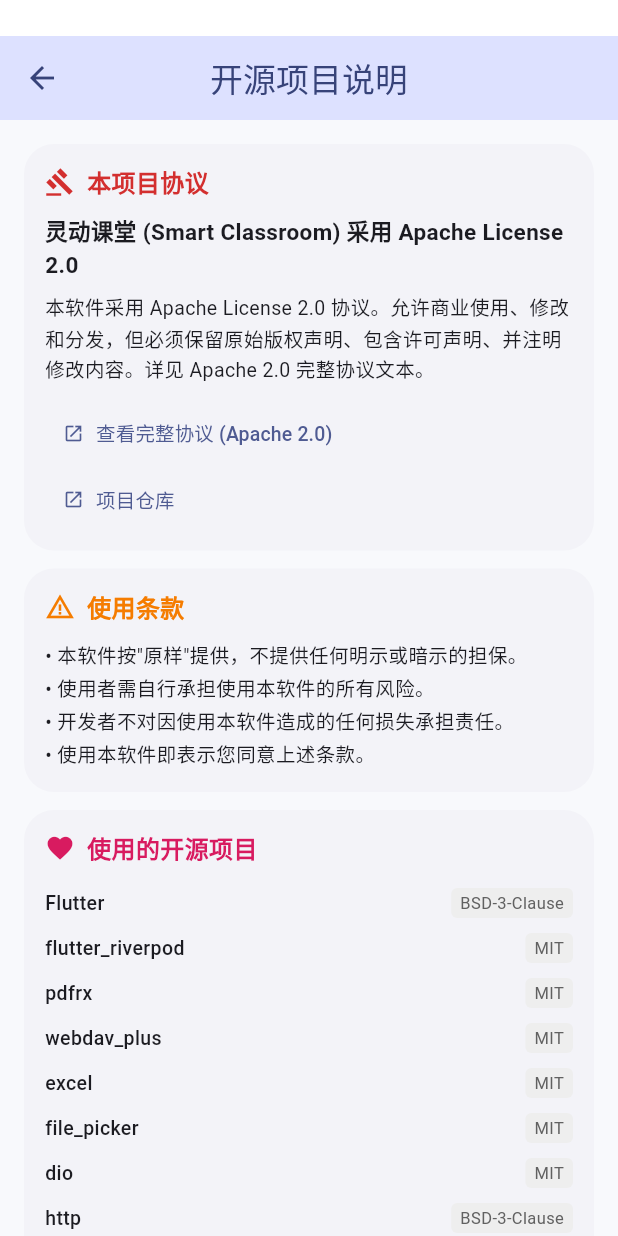
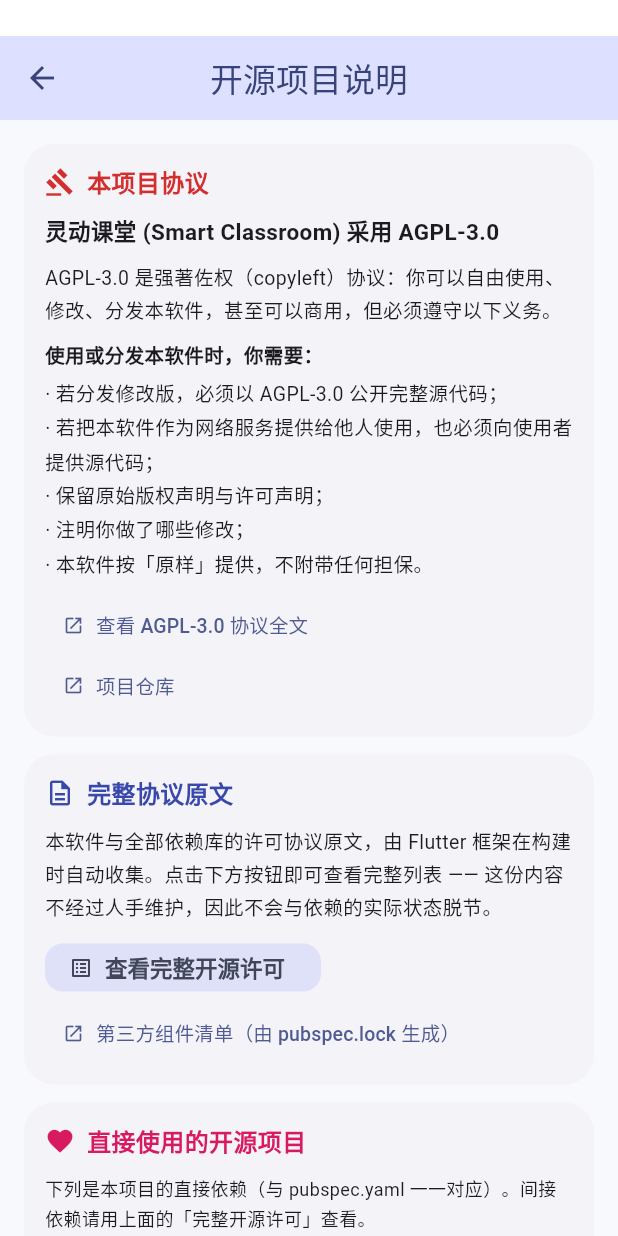
Before and after one commit to ZhuoMoStudio/Smart-classroom, a Flutter app: the OpenSourceScreen screen opened directly, on a phone screen of 412 x 824 dp. Run offline on Flutter 3.47's test engine with Material 3 defaults, Android fonts, the phone set to English and light mode, and no system bars; our stand-ins replace audioplayers, file_picker, flutter_riverpod, flutter_secure_storage, package_info_plus, shared_preferences; missing offline and left inert: excel, pdfrx, webdav_plus; accounts and stored records are empty.

Commit message:
fix(license): 补齐开源说明页与 README，并把 LICENSE 正文拆成独立 workflow
## 1. 修正一处我自己造成的不一致
上一个提交把 pubspec 描述改成了 AGPL-3.0，但我漏推了
`open_source_screen.dart` 与 `README.md` —— 于是出现
「pubspec 说 AGPL、应用内开源页说 Apache 2.0、LICENSE 文件还是 Apache 2.0」
三方不一致。提交这个来对齐，三个地方口径统一为 AGPL-3.0。

## 2. LICENSE 正文改用独立 workflow
原先它作为 Maintenance 的一个步骤，而 Maintenance 还兼着
dart fix / 教材索引 / 第三方清单 —— 任何一步出问题都会让整条流水线停住，
LICENSE 也就跟着不落地。许可证正文是「取一次长期不动」的东西，
不该和日常维护绑在一起。

新 `license.yml` 照搬已被验证可用的 `icons.yml` 模式：最小步骤、只做一件事、变更才提交。

同时去掉了一处脆弱校验：原来会 grep `Version 3, 19 November 2007` 这类字面量，
一旦上游正文的空格/标点与预期不符就会把流程卡死 ——
**校验不该比被校验的内容更脆弱**。现在只检查文件非空。

## 3. 应用内开源页的实质改动
- 本项目协议 → AGPL-3.0，并**逐条列出使用者义务**
  （分发修改版须开源、作为网络服务提供也须开源、保留声明、注明修改、无担保）
- 协议原文改用 Flutter 框架的 `showLicensePage()`：
  构建时自动收集全部依赖的 LICENSE，**不再由人手维护**，因此不可能脱节
- 直接依赖清单与实际 pubspec 对齐（移除了 dio / archive /
  flutter_local_notifications 这三项已删除或从未使用的依赖）
- 新增「教材内容来源」卡片，标注 PDF 来自 TapXWorld/ChinaTextbook

## 4. README 重写
按实际实现重写，并写明数据目录结构、名单命名规则与 5+1 淘汰策略、
坚果云固定连接参数与那个最容易踩的坑（登录密码 ≠ 应用密码）、
以及四个 CI workflow 各自的职责。

```diff
--- a/lib/screens/open_source_screen.dart
+++ b/lib/screens/open_source_screen.dart
@@ -3,12 +3,31 @@
 
 /// 开源项目说明页面
 ///
-/// 展示本项目所使用的开源项目、协议、以及本项目的授权条款。
+/// 三件事要说清楚：
+///   1. 本项目自己用什么协议、使用者需要遵守什么；
+///   2. 用了哪些开源项目、它们各自是什么协议；
+///   3. 想看完整协议原文时去哪儿看。
+///
+/// 关于第 3 点的设计取舍：
+/// 源码里曾有一份**手写的**依赖清单（18 行），它已经不准了 ——
+/// 既列着一个从未被调用的 flutter_local_notifications，
+/// 也漏掉了 meta / http_parser 这类间接依赖。
+/// 手写的清单一定会腐烂，所以这里改成：
+///   - 页面只列「直接依赖」这个规模可控、且与 pubspec 一一对应的集合；
+///   - 完整清单由 `tools/gen_third_party.py` 从 pubspec.lock 生成（docs/third-party.md）；
+///   - 协议**原文**直接调用 Flutter 框架的 showLicensePage()，
+///     它在构建时自动收集所有依赖的 LICENSE，不可能与依赖实际状态脱节。
 class OpenSourceScreen extends StatelessWidget {
   const OpenSourceScreen({super.key});
 
   static const String repoUrl =
       'https://github.com/ZhuoMoStudio/Smart-classroom';
+  static const String agplUrl =
+      'https://www.gnu.org/licenses/agpl-3.0.html';
+  static const String thirdPartyUrl =
+      'https://github.com/ZhuoMoStudio/Smart-classroom/blob/main/docs/third-party.md';
+  static const String textbookRepoUrl =
+      'https://github.com/TapXWorld/ChinaTextbook';
 
   @override
   Widget build(BuildContext context) {
@@ -25,7 +44,7 @@
         child: Column(
           crossAxisAlignment: CrossAxisAlignment.start,
           children: [
-            // 本项目协议
+            // ---------- 本项目协议 ----------
             _sectionCard(
               context,
               icon: Icons.gavel,
@@ -33,143 +52,145 @@
               color: Colors.red.shade700,
               children: [
                 const Text(
-                  '灵动课堂 (Smart Classroom) 采用 Apache License 2.0',
+                  '灵动课堂 (Smart Classroom) 采用 AGPL-3.0',
                   style: TextStyle(fontWeight: FontWeight.bold, fontSize: 15),
                 ),
                 const SizedBox(height: 8),
                 const Text(
-                  '本软件采用 Apache License 2.0 协议。允许商业使用、修改和分发，但必须保留原始版权声明、包含许可声明、并注明修改内容。详见 Apache 2.0 完整协议文本。',
-                  style: TextStyle(fontSize: 13, height: 1.5),
+                  'AGPL-3.0 是强著佐权（copyleft）协议：你可以自由使用、修改、分发本软件，'
+                  '甚至可以商用，但必须遵守以下义务。',
+                  style: TextStyle(fontSize: 13, height: 1.6),
                 ),
-                const SizedBox(height: 12),
-                _linkButton(
-                  '查看完整协议 (Apache 2.0)',
-                  'https://www.apache.org/licenses/LICENSE-2.0',
+                const SizedBox(height: 10),
+                const Text('使用或分发本软件时，你需要：',
+                    style: TextStyle(fontWeight: FontWeight.w600, fontSize: 13)),
+                const SizedBox(height: 4),
+                const Text(
+                  '· 若分发修改版，必须以 AGPL-3.0 公开完整源代码；\n'
+                  '· 若把本软件作为网络服务提供给他人使用，'
+                  '也必须向使用者提供源代码；\n'
+                  '· 保留原始版权声明与许可声明；\n'
+                  '· 注明你做了哪些修改；\n'
+                  '· 本软件按「原样」提供，不附带任何担保。',
+                  style: TextStyle(fontSize: 13, height: 1.7),
                 ),
-                const SizedBox(height: 4),
+                const SizedBox(height: 10),
+                _linkButton('查看 AGPL-3.0 协议全文', agplUrl),
                 _linkButton('项目仓库', repoUrl),
               ],
             ),
 
             const SizedBox(height: 12),
 
-            // 使用条款
+            // ---------- 完整协议原文 ----------
             _sectionCard(
               context,
-              icon: Icons.warning_amber,
-              title: '使用条款',
-              color: Colors.orange.shade700,
-              children: const [
-                Text(
-                  '• 本软件按"原样"提供，不提供任何明示或暗示的担保。\n'
-                  '• 使用者需自行承担使用本软件的所有风险。\n'
-                  '• 开发者不对因使用本软件造成的任何损失承担责任。\n'
-                  '• 使用本软件即表示您同意上述条款。',
+              icon: Icons.description_outlined,
+              title: '完整协议原文',
+              color: Colors.indigo.shade600,
+              children: [
+                const Text(
+                  '本软件与全部依赖库的许可协议原文，由 Flutter 框架在构建时自动收集。'
+                  '点击下方按钮即可查看完整列表 —— 这份内容不经过人手维护，'
+                  '因此不会与依赖的实际状态脱节。',
                   style: TextStyle(fontSize: 13, height: 1.6),
+                ),
+                const SizedBox(height: 10),
+                Row(
+                  children: [
+                    FilledButton.tonalIcon(
+                      icon: const Icon(Icons.list_alt, size: 16),
+                      label: const Text('查看完整开源许可'),
+                      onPressed: () => showLicensePage(
+                        context: context,
+                        applicationName: '灵动课堂 (Smart Classroom)',
+                        applicationLegalese:
+                            'AGPL-3.0 · 本项目及其依赖的开源许可',
+                      ),
+                    ),
+                  ],
+                ),
+                const SizedBox(height: 4),
+                TextButton.icon(
+                  icon: const Icon(Icons.open_in_new, size: 14),
+                  label: const Text('第三方组件清单（由 pubspec.lock 生成）',
+                      style: TextStyle(fontSize: 13)),
+                  onPressed: () => _open(thirdPartyUrl),
+                  style: TextButton.styleFrom(
+                      visualDensity: VisualDensity.compact),
                 ),
               ],
             ),
 
             const SizedBox(height: 12),
 
-            // 使用的开源项目
+            // ---------- 直接使用的开源项目 ----------
             _sectionCard(
               context,
               icon: Icons.favorite,
-              title: '使用的开源项目',
+              title: '直接使用的开源项目',
               color: Colors.pink.shade600,
               children: [
-                _licenseItem(
-                  'Flutter',
-                  'BSD-3-Clause',
-                  'https://github.com/flutter/flutter',
+                const Text(
+                  '下列是本项目的直接依赖（与 pubspec.yaml 一一对应）。'
+                  '间接依赖请用上面的「完整开源许可」查看。',
+                  style: TextStyle(fontSize: 12, height: 1.6),
                 ),
-                _licenseItem(
-                  'flutter_riverpod',
-                  'MIT',
-                  'https://github.com/rrousselGit/riverpod',
+                const SizedBox(height: 8),
+                _licenseItem('Flutter', 'BSD-3-Clause',
+                    'https://github.com/flutter/flutter'),
+                _licenseItem('flutter_riverpod', 'MIT',
+                    'https://github.com/rrousselGit/riverpod'),
+                _licenseItem('pdfrx', 'MIT',
+                    'https://github.com/espresso3389/pdfrx'),
+                _licenseItem('webdav_plus', 'MIT',
+                    'https://github.com/arcticfox1919/webdav_plus'),
+                _licenseItem('excel', 'MIT',
+                    'https://github.com/justkawal/excel'),
+                _licenseItem('file_picker', 'MIT',
+                    'https://github.com/miguelpruivo/flutter_file_picker'),
+                _licenseItem('audioplayers', 'MIT',
+                    'https://github.com/bluefireteam/audioplayers'),
+                _licenseItem('uuid', 'MIT',
+                    'https://github.com/daegalus/dart-uuid'),
+                _licenseItem('http', 'BSD-3-Clause',
+                    'https://github.com/dart-lang/http'),
+                _licenseItem('crypto', 'BSD-3-Clause',
+                    'https://github.com/dart-lang/crypto'),
+                _licenseItem('intl', 'BSD-3-Clause',
+                    'https://github.com/dart-lang/intl'),
+                _licenseItem('path', 'BSD-3-Clause',
+                    'https://github.com/dart-lang/path'),
+                _licenseItem('shared_preferences', 'BSD-3-Clause',
+                    'https://github.com/flutter/packages'),
+                _licenseItem('path_provider', 'BSD-3-Clause',
+                    'https://github.com/flutter/packages'),
+                _licenseItem('url_launcher', 'BSD-3-Clause',
+                    'https://github.com/flutter/packages'),
+                _licenseItem('package_info_plus', 'BSD-3-Clause',
+                    'https://github.com/fluttercommunity/plus_plugins'),
+                _licenseItem('flutter_secure_storage', 'BSD-3-Clause',
+                    'https://github.com/mogol/flutter_secure_storage'),
+              ],
+            ),
+
+            const SizedBox(height: 12),
+
+            // ---------- 教材内容来源 ----------
+            _sectionCard(
+              context,
+              icon: Icons.menu_book,
+              title: '教材内容来源',
+              color: Colors.teal.shade600,
+              children: [
+                const Text(
+                  '应用内的教材索引指向公开的教材仓库；PDF 由该仓库提供并按需下载，'
+                  '不随本应用分发。使用这些教材时，请同时遵循该仓库的声明与相关版权要求。',
+                  style: TextStyle(fontSize: 13, height: 1.6),
                 ),
-                _licenseItem(
-                  'pdfrx',
-                  'MIT',
-                  'https://github.com/espresso3389/pdfrx',
-                ),
-                _licenseItem(
-                  'webdav_plus',
-                  'MIT',
-                  'https://github.com/arcticfox1919/webdav_plus',
-                ),
-                _licenseItem(
-                  'excel',
-                  'MIT',
-                  'https://github.com/justkawal/excel',
-                ),
-                _licenseItem(
-                  'file_picker',
-                  'MIT',
-                  'https://github.com/miguelpruivo/flutter_file_picker',
-                ),
-                _licenseItem('dio', 'MIT', 'https://github.com/cfug/dio'),
-                _licenseItem(
-                  'http',
-                  'BSD-3-Clause',
-                  'https://github.com/dart-lang/http',
-                ),
-                _licenseItem(
-                  'crypto',
-                  'BSD-3-Clause',
-                  'https://github.com/dart-lang/crypto',
-                ),
-                _licenseItem(
-                  'archive',
-                  'MIT',
-                  'https://github.com/brendan-duncan/archive',
-                ),
-                _licenseItem(
-                  'uuid',
-                  'MIT',
-                  'https://github.com/daegalus/dart-uuid',
-                ),
-                _licenseItem(
-                  'audioplayers',
-                  'MIT',
-                  'https://github.com/bluefireteam/audioplayers',
-                ),
-                _licenseItem(
-                  'path_provider',
-                  'BSD-3-Clause',
-                  'https://github.com/flutter/packages',
-                ),
-                _licenseItem(
-                  'shared_preferences',
-                  'BSD-3-Clause',
-                  'https://github.com/flutter/packages',
-                ),
-                _licenseItem(
-                  'flutter_secure_storage',
-                  'BSD-3-Clause',
-                  'https://github.com/mogol/flutter_secure_storage',
-                ),
-                _licenseItem(
-                  'package_info_plus',
-                  'BSD-3-Clause',
-                  'https://github.com/fluttercommunity/plus_plugins',
-                ),
-                _licenseItem(
-                  'url_launcher',
-                  'BSD-3-Clause',
-                  'https://github.com/flutter/packages',
-                ),
-                _licenseItem(
-                  'flutter_local_notifications',
-                  'BSD-3-Clause',
-                  'https://github.com/MaikuB/flutter_local_notifications',
-                ),
-                _licenseItem(
-                  'intl',
-                  'BSD-3-Clause',
-                  'https://github.com/dart-lang/intl',
-                ),
+                const SizedBox(height: 8),
+                _licenseItem('TapXWorld/ChinaTextbook', '见仓库声明',
+                    textbookRepoUrl),
               ],
             ),
 
@@ -185,6 +206,10 @@
         ),
       ),
     );
+  }
+
+  Future<void> _open(String url) async {
+    await launchUrl(Uri.parse(url), mode: LaunchMode.externalApplication);
   }
 
   Widget _sectionCard(
@@ -226,9 +251,7 @@
     return Padding(
       padding: const EdgeInsets.symmetric(vertical: 3),
       child: InkWell(
-        onTap:
-            () =>
-                launchUrl(Uri.parse(url), mode: LaunchMode.externalApplication),
+        onTap: () => _open(url),
         borderRadius: BorderRadius.circular(6),
         child: Padding(
           padding: const EdgeInsets.symmetric(vertical: 2),
@@ -265,8 +288,7 @@
     return TextButton.icon(
       icon: const Icon(Icons.open_in_new, size: 14),
       label: Text(label, style: const TextStyle(fontSize: 13)),
-      onPressed:
-          () => launchUrl(Uri.parse(url), mode: LaunchMode.externalApplication),
+      onPressed: () => _open(url),
       style: TextButton.styleFrom(visualDensity: VisualDensity.compact),
     );
   }
```
Also changed, not shown: 2 other files.
